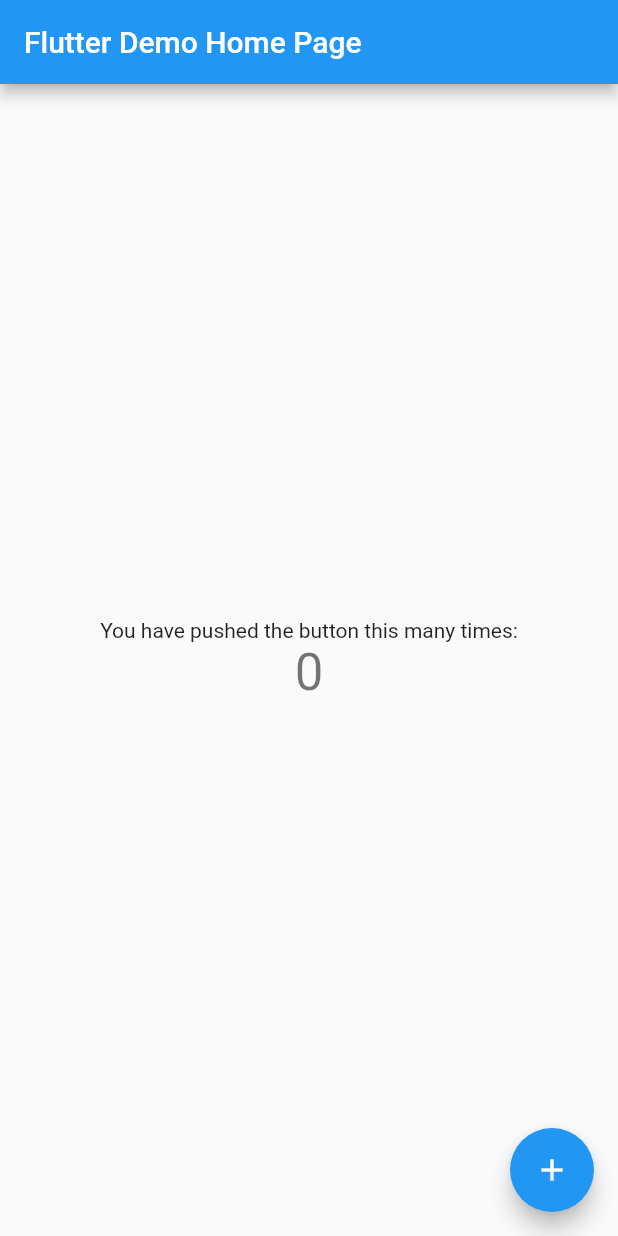
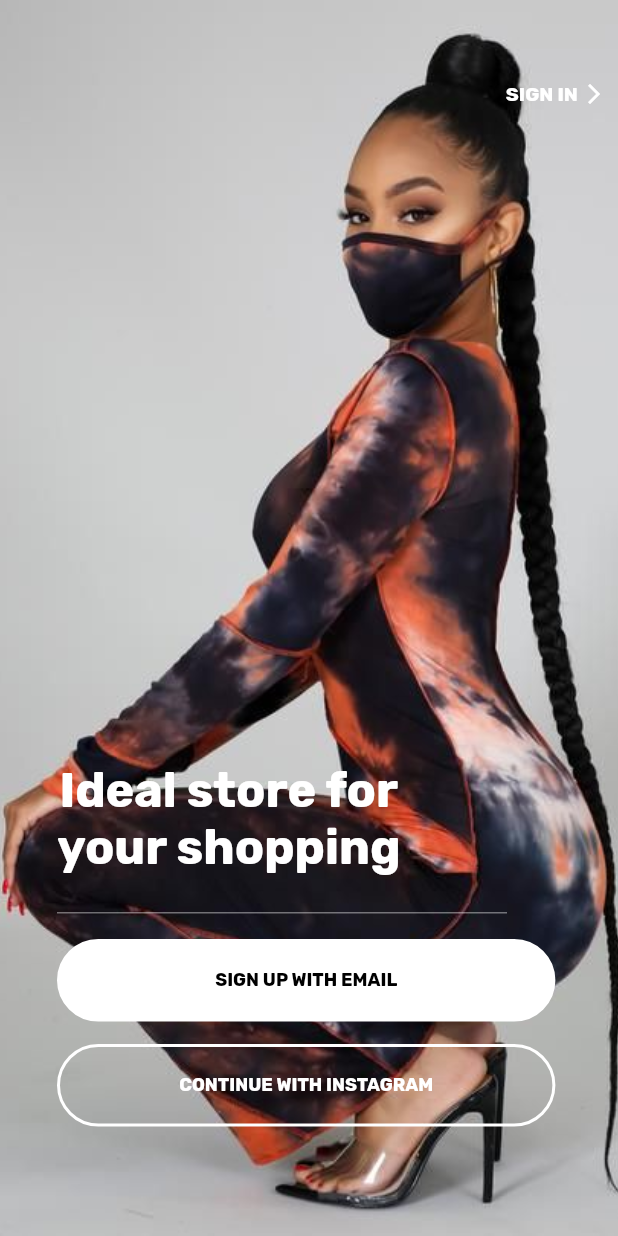
Before and after one commit to Davisdavy/bloom-shopy, a Flutter app: the screen it shows after launch, on a phone screen of 412 x 824 dp. Run offline on Flutter 3.47's test engine with Material 2 defaults, Android fonts, the phone set to English and light mode, and no system bars; our stand-ins replace font_awesome_flutter, responsive_framework; statements that could not run were skipped.

Commit message:
complete launcher page UI

```diff
--- a/lib/main.dart
+++ b/lib/main.dart
@@ -1,4 +1,8 @@
+import 'package:bloom/ui/splash_screen.dart';
 import 'package:flutter/material.dart';
+import 'package:flutter/services.dart';
+import 'package:responsive_framework/responsive_framework.dart';
+import 'package:responsive_framework/responsive_wrapper.dart';
 
 void main() {
   runApp(const MyApp());
@@ -10,106 +14,24 @@ class MyApp extends StatelessWidget {
   // This widget is the root of your application.
   @override
   Widget build(BuildContext context) {
+    SystemChrome.setSystemUIOverlayStyle(const SystemUiOverlayStyle(
+        statusBarColor: Colors.transparent
+    ));
     return MaterialApp(
-      title: 'Flutter Demo',
       theme: ThemeData(
-        // This is the theme of your application.
-        //
-        // Try running your application with "flutter run". You'll see the
-        // application has a blue toolbar. Then, without quitting the app, try
-        // changing the primarySwatch below to Colors.green and then invoke
-        // "hot reload" (press "r" in the console where you ran "flutter run",
-        // or simply save your changes to "hot reload" in a Flutter IDE).
-        // Notice that the counter didn't reset back to zero; the application
-        // is not restarted.
-        primarySwatch: Colors.blue,
+        fontFamily: 'Rubik',
       ),
-      home: const MyHomePage(title: 'Flutter Demo Home Page'),
+      builder: (context, widget) => ResponsiveWrapper.builder(
+        ClampingScrollWrapper.builder(context, widget!),
+        breakpoints: const [
+          ResponsiveBreakpoint.resize(350, name: MOBILE),
+          ResponsiveBreakpoint.autoScale(600, name: TABLET),
+          ResponsiveBreakpoint.resize(800, name: DESKTOP),
+          ResponsiveBreakpoint.autoScale(1700, name: 'XL'),
+        ],
+      ),
+      debugShowCheckedModeBanner: false,
+      home: const SplashScreen(),
     );
   }
 }
-
-class MyHomePage extends StatefulWidget {
-  const MyHomePage({Key? key, required this.title}) : super(key: key);
-
-  // This widget is the home page of your application. It is stateful, meaning
-  // that it has a State object (defined below) that contains fields that affect
-  // how it looks.
-
-  // This class is the configuration for the state. It holds the values (in this
-  // case the title) provided by the parent (in this case the App widget) and
-  // used by the build method of the State. Fields in a Widget subclass are
-  // always marked "final".
-
-  final String title;
-
-  @override
-  State<MyHomePage> createState() => _MyHomePageState();
-}
-
-class _MyHomePageState extends State<MyHomePage> {
-  int _counter = 0;
-
-  void _incrementCounter() {
-    setState(() {
-      // This call to setState tells the Flutter framework that something has
-      // changed in this State, which causes it to rerun the build method below
-      // so that the display can reflect the updated values. If we changed
-      // _counter without calling setState(), then the build method would not be
-      // called again, and so nothing would appear to happen.
-      _counter++;
-    });
-  }
-
-  @override
-  Widget build(BuildContext context) {
-    // This method is rerun every time setState is called, for instance as done
-    // by the _incrementCounter method above.
-    //
-    // The Flutter framework has been optimized to make rerunning build methods
-    // fast, so that you can just rebuild anything that needs updating rather
-    // than having to individually change instances of widgets.
-    return Scaffold(
-      appBar: AppBar(
-        // Here we take the value from the MyHomePage object that was created by
-        // the App.build method, and use it to set our appbar title.
-        title: Text(widget.title),
-      ),
-      body: Center(
-        // Center is a layout widget. It takes a single child and positions it
-        // in the middle of the parent.
-        child: Column(
-          // Column is also a layout widget. It takes a list of children and
-          // arranges them vertically. By default, it sizes itself to fit its
-          // children horizontally, and tries to be as tall as its parent.
-          //
-          // Invoke "debug painting" (press "p" in the console, choose the
-          // "Toggle Debug Paint" action from the Flutter Inspector in Android
-          // Studio, or the "Toggle Debug Paint" command in Visual Studio Code)
-          // to see the wireframe for each widget.
-          //
-          // Column has various properties to control how it sizes itself and
-          // how it positions its children. Here we use mainAxisAlignment to
-          // center the children vertically; the main axis here is the vertical
-          // axis because Columns are vertical (the cross axis would be
-          // horizontal).
-          mainAxisAlignment: MainAxisAlignment.center,
-          children: <Widget>[
-            const Text(
-              'You have pushed the button this many times:',
-            ),
-            Text(
-              '$_counter',
-              style: Theme.of(context).textTheme.headline4,
-            ),
-          ],
-        ),
-      ),
-      floatingActionButton: FloatingActionButton(
-        onPressed: _incrementCounter,
-        tooltip: 'Increment',
-        child: const Icon(Icons.add),
-      ), // This trailing comma makes auto-formatting nicer for build methods.
-    );
-  }
-}
--- /dev/null
+++ b/lib/preferences/colors.dart
@@ -0,0 +1,8 @@
+
+import 'package:flutter/material.dart';
+
+const whiteThemeColor = Colors.white;
+const grey = Color.fromRGBO(212, 212, 212, 1);
+const black = Color.fromRGBO(23, 24, 26, 1);
+const accent =  Color.fromRGBO(234, 159, 90, 1);
+const gradient = Color.fromRGBO(52, 56, 65, 1);
--- /dev/null
+++ b/lib/ui/splash_screen.dart
@@ -0,0 +1,115 @@
+import 'package:bloom/preferences/colors.dart';
+import 'package:bloom/widgets/custom_btn.dart';
+import 'package:flutter/material.dart';
+import 'package:font_awesome_flutter/font_awesome_flutter.dart';
+
+class SplashScreen extends StatelessWidget {
+  const SplashScreen({Key? key}) : super(key: key);
+
+  @override
+  Widget build(BuildContext context) {
+    return Scaffold(
+      extendBodyBehindAppBar: true,
+      body: Stack(
+        children: [
+          Container(
+            decoration: const BoxDecoration(
+              image: DecorationImage(
+                fit: BoxFit.cover,
+                image: AssetImage(
+                  'assets/images/model.png',
+                ),
+              ),
+            ),
+            height: MediaQuery.of(context).size.height,
+          ),
+          Positioned(
+            top: MediaQuery.of(context).size.height / 15,
+            right: 0.0,
+            child: Padding(
+              padding: const EdgeInsets.symmetric(horizontal: 8.0),
+              child: Row(
+                children: const [
+                  Text(
+                    "SIGN IN ",
+                    style: TextStyle(
+                        color: whiteThemeColor,
+                        fontSize: 13.0,
+                        fontWeight: FontWeight.bold),
+                  ),
+                  Icon(
+                    Icons.arrow_forward_ios,
+                    color: whiteThemeColor,
+                    size: 16.0,
+                  )
+                ],
+              ),
+            ),
+          ),
+          Positioned(
+            bottom: 220.0,
+            child: Padding(
+              padding: const EdgeInsets.symmetric( horizontal: 38.0),
+              child: Column(
+                children: const [
+                  Align(
+                    alignment: Alignment.center,
+                    child: Text(
+                      "Ideal store for",
+                      style: TextStyle(
+                          color: whiteThemeColor,
+                          fontSize: 32.0,
+                          fontWeight: FontWeight.bold),
+                    ),
+                  ),
+                  Text("your shopping",
+                      style: TextStyle(
+                          color: whiteThemeColor,
+                          fontSize: 32.0,
+                          fontWeight: FontWeight.bold)),
+                  SizedBox(
+                    height: 20.0,
+                  ),
+                ],
+              ),
+            ),
+          ),
+          Positioned(
+              bottom: 215,
+              child: Padding(
+                padding: const EdgeInsets.symmetric( horizontal: 38.0),
+                child: Column(
+                  children: [
+                    Container(
+                      width: 300,
+                      height: 1, // Thickness
+                      color: Colors.white.withOpacity(0.4),
+                    ),
+                  ],
+                ),
+              )),
+          const Positioned(
+              bottom: 135,
+              child: Padding(
+                padding:  EdgeInsets.symmetric( horizontal: 38.0),
+                child: CustomBtn(
+                  text: "SIGN UP WITH EMAIL",
+                  onPressed: ,
+                ),
+              )
+          ),
+           const Positioned(
+              bottom: 65,
+              child: Padding(
+                padding:  EdgeInsets.symmetric( horizontal: 38.0),
+                child: CustomBtn(
+                  text: "CONTINUE WITH INSTAGRAM",
+                  outlineBtn: true,
+                ),
+              )
+          )
+        ],
+      ),
+    );
+  }
+}
--- /dev/null
+++ b/lib/widgets/custom_btn.dart
@@ -0,0 +1,66 @@
+import 'package:bloom/preferences/colors.dart';
+import 'package:flutter/material.dart';
+import 'package:font_awesome_flutter/font_awesome_flutter.dart';
+
+class CustomBtn extends StatelessWidget {
+  final String? text;
+  final VoidCallback? onPressed;
+  final bool? outlineBtn;
+  final bool? isLoading;
+    const CustomBtn({Key? key, this.text, this.onPressed, this.outlineBtn, this.isLoading,}) : super(key: key);
+
+  @override
+  Widget build(BuildContext context) {
+    bool _outlineBtn = outlineBtn ?? false;
+    bool _isLoading = isLoading ?? false;
+
+    return GestureDetector(
+      onTap: onPressed,
+      child: Container(
+        height: 55.0,
+        width: MediaQuery.of(context).size.width/ 1.24,
+        decoration: BoxDecoration(
+          color: _outlineBtn ? Colors.transparent : whiteThemeColor,
+          border: Border.all(
+            color: whiteThemeColor,
+            width: 2.0,
+          ),
+          borderRadius: BorderRadius.circular(
+            30.0,
+          ),
+        ),
+        margin: const EdgeInsets.symmetric(
+          horizontal: 0.0,
+          vertical: 8.0,
+        ),
+        child: Stack(
+          children: [
+            Visibility(
+              visible: _isLoading ? false : true,
+              child: Center(
+                child: Text(
+                  text ?? "Text",
+                  style: TextStyle(
+                    fontSize: 12,
+                    color: _outlineBtn ?  Colors.white :Colors.black,
+                    fontWeight: FontWeight.bold,
+                  ),
+                ),
+              ),
+            ),
+            Visibility(
+              visible: _isLoading,
+              child: const Center(
+                child: SizedBox(
+                  height: 30.0,
+                  width: 30.0,
+                  child: CircularProgressIndicator(),
+                ),
+              ),
+            ),
+          ],
+        ),
+      ),
+    );
+  }
+}
```
Also changed, not shown: pubspec.yaml (+12 -8 lines), assets/fonts/Rubik-Bold.ttf (added), assets/fonts/Rubik-Medium.ttf (added), assets/fonts/Rubik-Regular.ttf (added), assets/images/mainPage.png (added), assets/images/model.png (added), lib/preferences/shared_preferences.dart (added), pubspec.lock.
